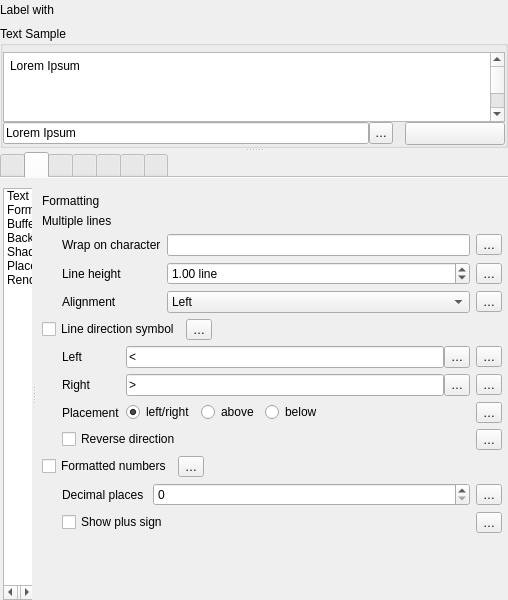
First picture: the form in src/ui/qgstextformatwidgetbase.ui, repository qgis/QGIS, before the edit.
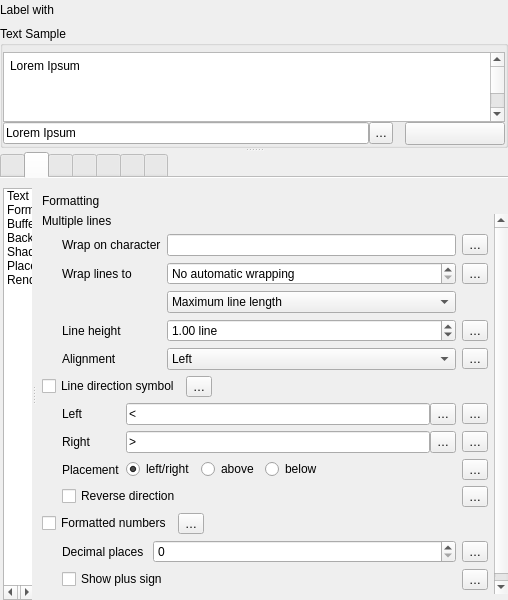
Second picture: the form after the edit. The open tabs and pages were chosen to show the change. Icons and pictures are not drawn. Custom widgets are drawn as their Qt base class.

Commit message: [needs-docs][labeling] Fix substitutions don't play well with wrapped labels

What changed in the file:
```diff
--- a/src/ui/qgstextformatwidgetbase.ui
+++ b/src/ui/qgstextformatwidgetbase.ui
@@ -1460,8 +1460,8 @@
                       <rect>
                        <x>0</x>
                        <y>0</y>
-                       <width>448</width>
-                       <height>389</height>
+                       <width>452</width>
+                       <height>479</height>
                       </rect>
                      </property>
                      <layout class="QVBoxLayout" name="verticalLayout_14">
@@ -1507,27 +1507,10 @@
                            <property name="bottomMargin">
                             <number>0</number>
                            </property>
-                           <item row="0" column="2">
-                            <widget class="QgsPropertyOverrideButton" name="mWrapCharDDBtn">
+                           <item row="1" column="0">
+                            <widget class="QLabel" name="label_44">
                              <property name="text">
-                              <string>…</string>
-                             </property>
-                            </widget>
-                           </item>
-                           <item row="0" column="1">
-                            <widget class="QLineEdit" name="wrapCharacterEdit">
-                             <property name="minimumSize">
-                              <size>
-                               <width>0</width>
-                               <height>0</height>
-                              </size>
-                             </property>
-                            </widget>
-                           </item>
-                           <item row="1" column="2">
-                            <widget class="QgsPropertyOverrideButton" name="mFontLineHeightDDBtn">
-                             <property name="text">
-                              <string>…</string>
+                              <string>Wrap lines to</string>
                              </property>
                             </widget>
                            </item>
@@ -1544,7 +1527,7 @@
                              </property>
                             </widget>
                            </item>
-                           <item row="1" column="0">
+                           <item row="3" column="0">
                             <widget class="QLabel" name="mFontLineHeightLabel">
                              <property name="sizePolicy">
                               <sizepolicy hsizetype="Maximum" vsizetype="Preferred">
@@ -1557,7 +1540,98 @@
                              </property>
                             </widget>
                            </item>
+                           <item row="1" column="2">
+                            <widget class="QgsPropertyOverrideButton" name="mAutoWrapLengthDDBtn">
+                             <property name="text">
+                              <string>…</string>
+                             </property>
+                            </widget>
+                           </item>
+                           <item row="4" column="1">
+                            <widget class="QComboBox" name="mFontMultiLineAlignComboBox">
+                             <property name="enabled">
+                              <bool>true</bool>
+                             </property>
+                             <property name="toolTip">
+                              <string>Paragraph style alignment of multi-line text</string>
+                             </property>
+                             <property name="layoutDirection">
+                              <enum>Qt::LeftToRight</enum>
+                             </property>
+                             <item>
+                              <property name="text">
+                               <string>Left</string>
+                              </property>
+                             </item>
+                             <item>
+                              <property name="text">
+                               <string>Center</string>
+                              </property>
+                             </item>
+                             <item>
+                              <property name="text">
+                               <string>Right</string>
+                              </property>
+                             </item>
+                            </widget>
+                           </item>
+                           <item row="4" column="2">
+                            <widget class="QgsPropertyOverrideButton" name="mFontMultiLineAlignDDBtn">
+                             <property name="text">
+                              <string>…</string>
+                             </property>
+                            </widget>
+                           </item>
                            <item row="1" column="1">
+                            <widget class="QgsSpinBox" name="mAutoWrapLengthSpinBox">
+                             <property name="enabled">
+                              <bool>true</bool>
+                             </property>
+                             <property name="toolTip">
+                              <string>If set, label text will automatically be wrapped to match the specified number of characters per line (if possible)</string>
+                             </property>
+                             <property name="specialValueText">
+                              <string>No automatic wrapping</string>
+                             </property>
+                             <property name="suffix">
+                              <string> characters</string>
+                             </property>
+                             <property name="maximum">
+                              <number>999</number>
+                             </property>
+                            </widget>
+                           </item>
+                           <item row="0" column="1">
+                            <widget class="QLineEdit" name="wrapCharacterEdit">
+                             <property name="minimumSize">
+                              <size>
+                               <width>0</width>
+                               <height>0</height>
+                              </size>
+                             </property>
+                            </widget>
+                           </item>
+                           <item row="4" column="0">
+                            <widget class="QLabel" name="mFontMultiLineLabel">
+                             <property name="sizePolicy">
+                              <sizepolicy hsizetype="Maximum" vsizetype="Preferred">
+                               <horstretch>0</horstretch>
+                               <verstretch>0</verstretch>
+                              </sizepolicy>
+                             </property>
+                             <property name="text">
+                              <string>Alignment</string>
+                             </property>
+                            </widget>
+                           </item>
+                           <item row="3" column="2">
+                            <widget class="QgsPropertyOverrideButton" name="mFontLineHeightDDBtn">
+                             <property name="text">
+                              <string>…</string>
+                             </property>
+                            </widget>
+                           </item>
+                           <item row="3" column="1">
                             <widget class="QgsDoubleSpinBox" name="mFontLineHeightSpinBox">
                              <property name="enabled">
                               <bool>true</bool>
@@ -1588,33 +1662,21 @@
                              </property>
                             </widget>
                            </item>
-                           <item row="2" column="0">
-                            <widget class="QLabel" name="mFontMultiLineLabel">
-                             <property name="sizePolicy">
-                              <sizepolicy hsizetype="Maximum" vsizetype="Preferred">
-                               <horstretch>0</horstretch>
-                               <verstretch>0</verstretch>
-                              </sizepolicy>
-                             </property>
+                           <item row="0" column="2">
+                            <widget class="QgsPropertyOverrideButton" name="mWrapCharDDBtn">
                              <property name="text">
-                              <string>Alignment</string>
+                              <string>…</string>
                              </property>
                             </widget>
                            </item>
                            <item row="2" column="1">
-                            <widget class="QComboBox" name="mFontMultiLineAlignComboBox">
-                             <property name="enabled">
-                              <bool>true</bool>
-                             </property>
+                            <widget class="QComboBox" name="mAutoWrapTypeComboBox">
                              <property name="toolTip">
                               <string>Paragraph style alignment of multi-line text</string>
                              </property>
-                             <property name="layoutDirection">
-                              <enum>Qt::LeftToRight</enum>
-                             </property>
                              <item>
                               <property name="text">
-                               <string>Left</string>
+                               <string>Maximum line length</string>
                               </property>
                              </item>
                              <item>
@@ -1622,18 +1684,6 @@
                                <string>Center</string>
                               </property>
                              </item>
-                             <item>
-                              <property name="text">
-                               <string>Right</string>
-                              </property>
-                             </item>
-                            </widget>
-                           </item>
-                           <item row="2" column="2">
-                            <widget class="QgsPropertyOverrideButton" name="mFontMultiLineAlignDDBtn">
-                             <property name="text">
-                              <string>…</string>
-                             </property>
                             </widget>
                            </item>
                           </layout>
@@ -6187,6 +6237,34 @@
  </widget>
  <layoutdefault spacing="6" margin="11"/>
  <customwidgets>
+  <customwidget>
+   <class>QgsDoubleSpinBox</class>
+   <extends>QDoubleSpinBox</extends>
+   <header>qgsdoublespinbox.h</header>
+  </customwidget>
+  <customwidget>
+   <class>QgsColorButton</class>
+   <extends>QToolButton</extends>
+   <header>qgscolorbutton.h</header>
+   <container>1</container>
+  </customwidget>
+  <customwidget>
+   <class>QgsPropertyOverrideButton</class>
+   <extends>QToolButton</extends>
+   <header>qgspropertyoverridebutton.h</header>
+  </customwidget>
+  <customwidget>
+   <class>QgsUnitSelectionWidget</class>
+   <extends>QWidget</extends>
+   <header>qgsunitselectionwidget.h</header>
+   <container>1</container>
+  </customwidget>
+  <customwidget>
+   <class>QgsOpacityWidget</class>
+   <extends>QWidget</extends>
+   <header>qgsopacitywidget.h</header>
+   <container>1</container>
+  </customwidget>
   <customwidget>
    <class>QgsScrollArea</class>
    <extends>QScrollArea</extends>
@@ -6209,28 +6287,6 @@
    <extends>QWidget</extends>
    <header>qgsscalewidget.h</header>
   </customwidget>
-  <customwidget>
-   <class>QgsDoubleSpinBox</class>
-   <extends>QDoubleSpinBox</extends>
-   <header>qgsdoublespinbox.h</header>
-  </customwidget>
-  <customwidget>
-   <class>QgsUnitSelectionWidget</class>
-   <extends>QWidget</extends>
-   <header>qgsunitselectionwidget.h</header>
-   <container>1</container>
-  </customwidget>
-  <customwidget>
-   <class>QgsColorButton</class>
-   <extends>QToolButton</extends>
-   <header>qgscolorbutton.h</header>
-   <container>1</container>
-  </customwidget>
-  <customwidget>
-   <class>QgsPropertyOverrideButton</class>
-   <extends>QToolButton</extends>
-   <header>qgspropertyoverridebutton.h</header>
-  </customwidget>
   <customwidget>
    <class>QgsBlendModeComboBox</class>
    <extends>QComboBox</extends>
@@ -6258,12 +6314,6 @@
    <header>effects/qgseffectstackpropertieswidget.h</header>
    <container>1</container>
   </customwidget>
-  <customwidget>
-   <class>QgsOpacityWidget</class>
-   <extends>QWidget</extends>
-   <header>qgsopacitywidget.h</header>
-   <container>1</container>
-  </customwidget>
  </customwidgets>
  <tabstops>
   <tabstop>mFieldExpressionWidget</tabstop>
```
Left out of the diff: 41 changed lines with no effect on the pictures. The commit also changes 9 other files.
